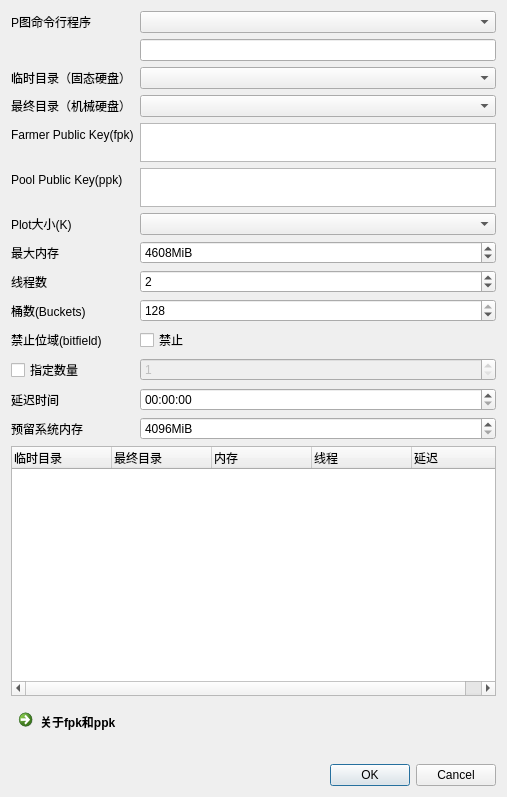
The window that ui/CreatePlotDialog.ui (penglecn/ChiaTools) describes before a commit, drawn with Qt 5.
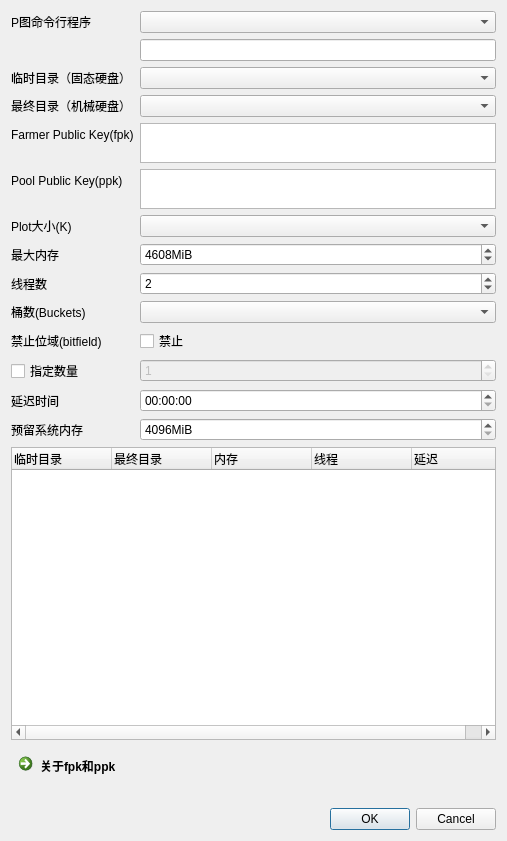
The same window after the commit.

Commit message: 解决多线程命令行不能选择256桶

The edit to the form file:
```diff
--- a/ui/CreatePlotDialog.ui
+++ b/ui/CreatePlotDialog.ui
@@ -10,7 +10,7 @@
     <x>0</x>
     <y>0</y>
     <width>507</width>
-    <height>778</height>
+    <height>841</height>
    </rect>
   </property>
   <property name="sizePolicy">
@@ -65,7 +65,7 @@
        </property>
       </widget>
      </item>
-     <item row="13" column="1">
+     <item row="14" column="1">
       <widget class="QSpinBox" name="spinNumber">
        <property name="enabled">
         <bool>false</bool>
@@ -78,14 +78,14 @@
        </property>
       </widget>
      </item>
-     <item row="14" column="0">
+     <item row="15" column="0">
       <widget class="QLabel" name="labelDelay">
        <property name="text">
         <string>延迟时间</string>
        </property>
       </widget>
      </item>
-     <item row="14" column="1">
+     <item row="15" column="1">
       <widget class="QTimeEdit" name="timeEditDelay">
        <property name="displayFormat">
         <string>HH:mm:ss</string>
@@ -138,7 +138,7 @@
        </property>
       </widget>
      </item>
-     <item row="13" column="0">
+     <item row="14" column="0">
       <widget class="QCheckBox" name="checkBoxSpecifyCount">
        <property name="text">
         <string>指定数量</string>
@@ -152,19 +152,6 @@
        </property>
       </widget>
      </item>
-     <item row="11" column="1">
-      <widget class="QSpinBox" name="spinBucketNum">
-       <property name="minimum">
-        <number>16</number>
-       </property>
-       <property name="maximum">
-        <number>128</number>
-       </property>
-       <property name="value">
-        <number>128</number>
-       </property>
-      </widget>
-     </item>
      <item row="8" column="0">
       <widget class="QLabel" name="labelK">
        <property name="text">
@@ -175,14 +162,14 @@
      <item row="8" column="1">
       <widget class="QComboBox" name="comboK"/>
      </item>
-     <item row="12" column="0">
+     <item row="13" column="0">
       <widget class="QLabel" name="labelNoBitfield">
        <property name="text">
         <string>禁止位域(bitfield)</string>
        </property>
       </widget>
      </item>
-     <item row="12" column="1">
+     <item row="13" column="1">
       <widget class="QCheckBox" name="checkBoxNoBitfield">
        <property name="text">
         <string>禁止</string>
@@ -238,14 +225,14 @@
        </property>
       </widget>
      </item>
-     <item row="15" column="0">
+     <item row="16" column="0">
       <widget class="QLabel" name="labelReserve">
        <property name="text">
         <string>预留系统内存</string>
        </property>
       </widget>
      </item>
-     <item row="15" column="1">
+     <item row="16" column="1">
       <widget class="QSpinBox" name="spinReservedMemory">
        <property name="suffix">
         <string>MiB</string>
@@ -261,6 +248,13 @@
        </property>
       </widget>
      </item>
+     <item row="11" column="1">
+      <widget class="QComboBox" name="comboBucketNum">
+       <property name="currentText">
+        <string/>
+       </property>
+      </widget>
+     </item>
     </layout>
    </item>
    <item>
```
Left out of the diff: 1 changed line with no effect on the pictures. The commit also changes 2 other files.
